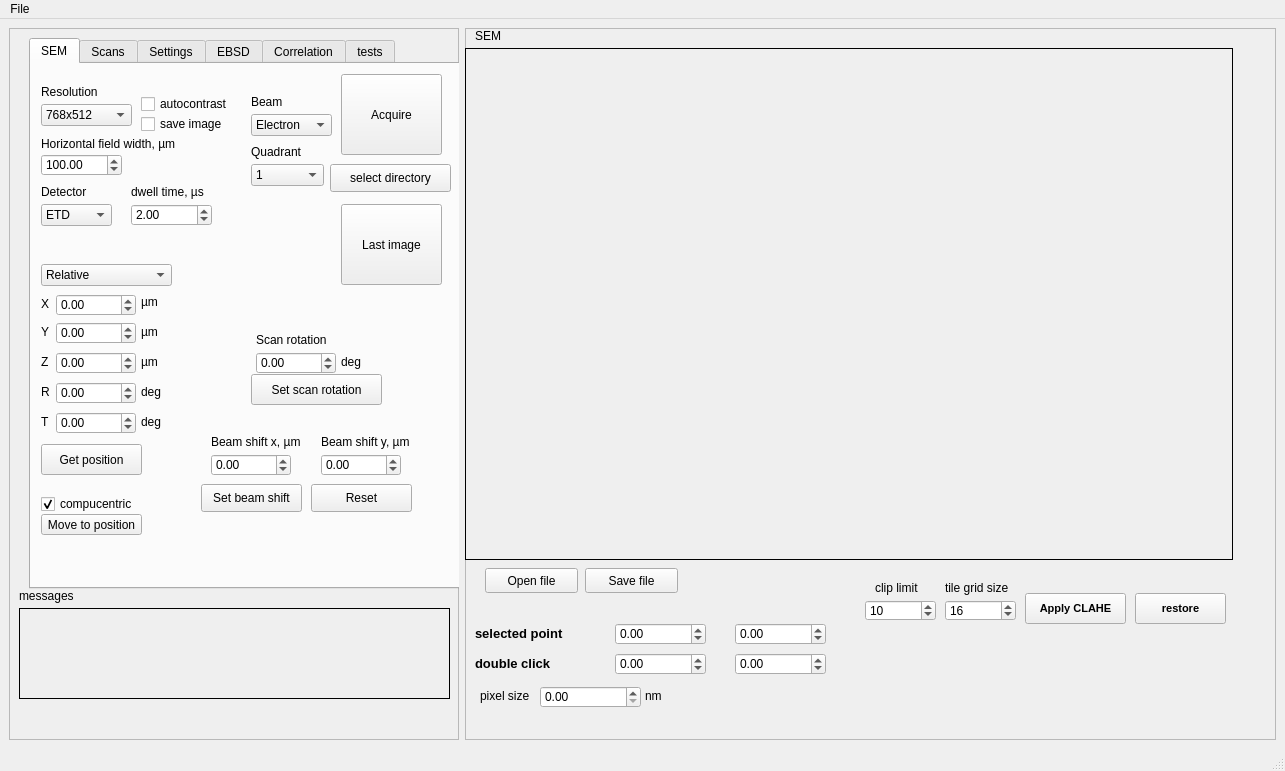
Old version of the form qtdesigner_files/main_gui.ui in the repository gorliks/EBSD_ECCI.
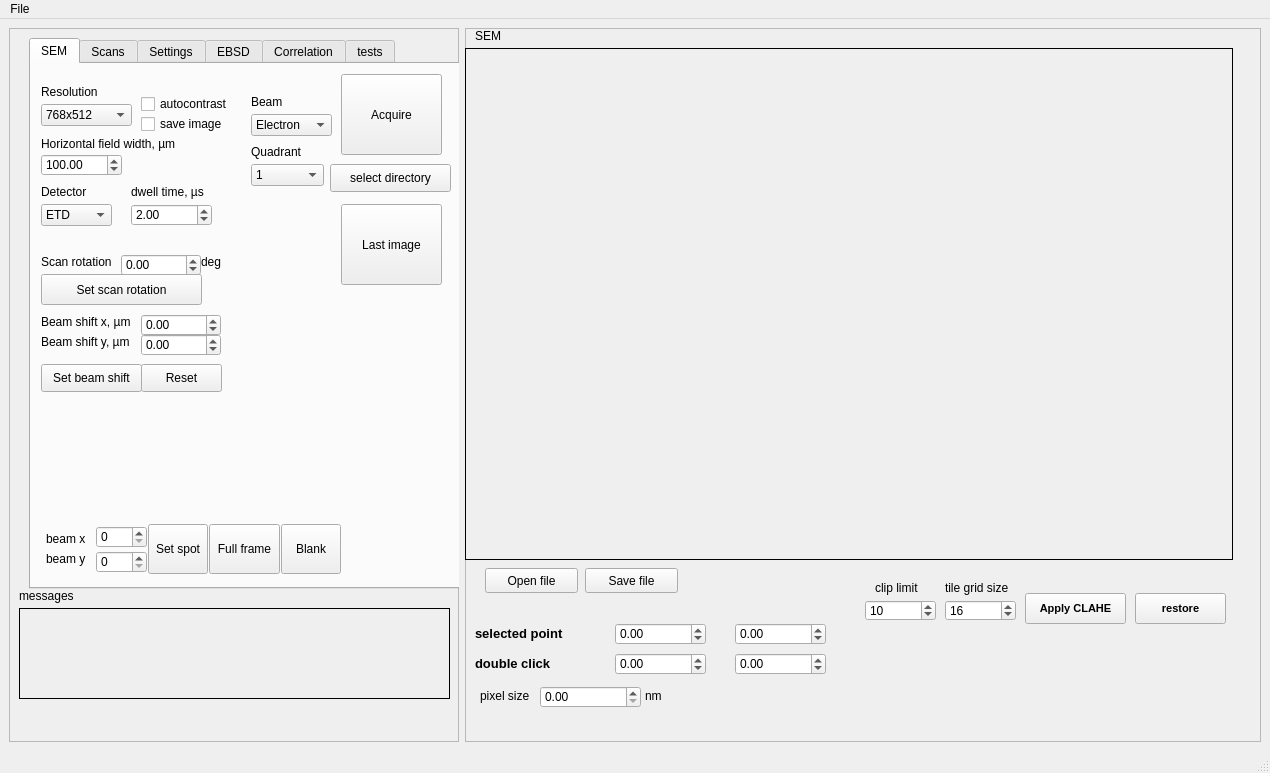
New version of the form. The open tabs and pages were chosen to show the change.

Commit message: bugs fixed, beam set point added

Diff of the .ui file:
```diff
--- a/qtdesigner_files/main_gui.ui
+++ b/qtdesigner_files/main_gui.ui
@@ -6,8 +6,8 @@
    <rect>
     <x>0</x>
     <y>0</y>
-    <width>1285</width>
-    <height>771</height>
+    <width>1270</width>
+    <height>773</height>
    </rect>
   </property>
   <property name="windowTitle">
@@ -412,291 +412,11 @@
           <string>Quadrant</string>
          </property>
         </widget>
-        <widget class="QPushButton" name="pushButton_move_stage">
-         <property name="geometry">
-          <rect>
-           <x>10</x>
-           <y>450</y>
-           <width>101</width>
-           <height>21</height>
-          </rect>
-         </property>
-         <property name="text">
-          <string>Move to position</string>
-         </property>
-        </widget>
-        <widget class="QDoubleSpinBox" name="doubleSpinBox_stage_z">
-         <property name="geometry">
-          <rect>
-           <x>25</x>
-           <y>288</y>
-           <width>80</width>
-           <height>22</height>
-          </rect>
-         </property>
-         <property name="minimum">
-          <double>-100000.000000000000000</double>
-         </property>
-         <property name="maximum">
-          <double>100000.000000000000000</double>
-         </property>
-        </widget>
-        <widget class="QDoubleSpinBox" name="doubleSpinBox_stage_t">
-         <property name="geometry">
-          <rect>
-           <x>25</x>
-           <y>348</y>
-           <width>80</width>
-           <height>22</height>
-          </rect>
-         </property>
-         <property name="minimum">
-          <double>-100000.000000000000000</double>
-         </property>
-         <property name="maximum">
-          <double>360.000000000000000</double>
-         </property>
-        </widget>
-        <widget class="QLabel" name="label_26">
-         <property name="geometry">
-          <rect>
-           <x>10</x>
-           <y>320</y>
-           <width>21</width>
-           <height>16</height>
-          </rect>
-         </property>
-         <property name="text">
-          <string>R</string>
-         </property>
-        </widget>
-        <widget class="QDoubleSpinBox" name="doubleSpinBox_stage_y">
-         <property name="geometry">
-          <rect>
-           <x>25</x>
-           <y>258</y>
-           <width>80</width>
-           <height>22</height>
-          </rect>
-         </property>
-         <property name="minimum">
-          <double>-100000.000000000000000</double>
-         </property>
-         <property name="maximum">
-          <double>100000.000000000000000</double>
-         </property>
-         <property name="value">
-          <double>0.000000000000000</double>
-         </property>
-        </widget>
-        <widget class="QDoubleSpinBox" name="doubleSpinBox_stage_x">
-         <property name="geometry">
-          <rect>
-           <x>25</x>
-           <y>230</y>
-           <width>80</width>
-           <height>22</height>
-          </rect>
-         </property>
-         <property name="minimum">
-          <double>-100000.000000000000000</double>
-         </property>
-         <property name="maximum">
-          <double>100000.000000000000000</double>
-         </property>
-        </widget>
-        <widget class="QLabel" name="label_25">
-         <property name="geometry">
-          <rect>
-           <x>10</x>
-           <y>290</y>
-           <width>21</width>
-           <height>16</height>
-          </rect>
-         </property>
-         <property name="text">
-          <string>Z</string>
-         </property>
-        </widget>
-        <widget class="QLabel" name="label_27">
-         <property name="geometry">
-          <rect>
-           <x>10</x>
-           <y>350</y>
-           <width>21</width>
-           <height>16</height>
-          </rect>
-         </property>
-         <property name="text">
-          <string>T</string>
-         </property>
-        </widget>
-        <widget class="QLabel" name="label_23">
-         <property name="geometry">
-          <rect>
-           <x>10</x>
-           <y>232</y>
-           <width>21</width>
-           <height>16</height>
-          </rect>
-         </property>
-         <property name="text">
-          <string>X</string>
-         </property>
-        </widget>
-        <widget class="QLabel" name="label_24">
-         <property name="geometry">
-          <rect>
-           <x>10</x>
-           <y>260</y>
-           <width>21</width>
-           <height>16</height>
-          </rect>
-         </property>
-         <property name="text">
-          <string>Y</string>
-         </property>
-        </widget>
-        <widget class="QDoubleSpinBox" name="doubleSpinBox_stage_r">
-         <property name="geometry">
-          <rect>
-           <x>25</x>
-           <y>318</y>
-           <width>80</width>
-           <height>22</height>
-          </rect>
-         </property>
-         <property name="minimum">
-          <double>-100000.000000000000000</double>
-         </property>
-         <property name="maximum">
-          <double>100000.000000000000000</double>
-         </property>
-        </widget>
-        <widget class="QPushButton" name="pushButton_update_stage_position">
-         <property name="geometry">
-          <rect>
-           <x>10</x>
-           <y>380</y>
-           <width>101</width>
-           <height>31</height>
-          </rect>
-         </property>
-         <property name="text">
-          <string>Get position</string>
-         </property>
-        </widget>
-        <widget class="QComboBox" name="comboBox_move_type">
-         <property name="geometry">
-          <rect>
-           <x>10</x>
-           <y>200</y>
-           <width>131</width>
-           <height>22</height>
-          </rect>
-         </property>
-         <item>
-          <property name="text">
-           <string>Relative</string>
-          </property>
-         </item>
-         <item>
-          <property name="text">
-           <string>Absolute</string>
-          </property>
-         </item>
-         <item>
-          <property name="text">
-           <string>Raw coordinates</string>
-          </property>
-         </item>
-        </widget>
-        <widget class="QCheckBox" name="checkBox_compucentric">
-         <property name="geometry">
-          <rect>
-           <x>10</x>
-           <y>430</y>
-           <width>111</width>
-           <height>20</height>
-          </rect>
-         </property>
-         <property name="text">
-          <string>compucentric</string>
-         </property>
-         <property name="checked">
-          <bool>true</bool>
-         </property>
-        </widget>
-        <widget class="QLabel" name="label_9">
-         <property name="geometry">
-          <rect>
-           <x>110</x>
-           <y>350</y>
-           <width>31</width>
-           <height>16</height>
-          </rect>
-         </property>
-         <property name="text">
-          <string>deg</string>
-         </property>
-        </widget>
-        <widget class="QLabel" name="label_35">
-         <property name="geometry">
-          <rect>
-           <x>110</x>
-           <y>320</y>
-           <width>31</width>
-           <height>16</height>
-          </rect>
-         </property>
-         <property name="text">
-          <string>deg</string>
-         </property>
-        </widget>
-        <widget class="QLabel" name="label_36">
-         <property name="geometry">
-          <rect>
-           <x>110</x>
-           <y>290</y>
-           <width>31</width>
-           <height>16</height>
-          </rect>
-         </property>
-         <property name="text">
-          <string>µm</string>
-         </property>
-        </widget>
-        <widget class="QLabel" name="label_49">
-         <property name="geometry">
-          <rect>
-           <x>110</x>
-           <y>260</y>
-           <width>31</width>
-           <height>16</height>
-          </rect>
-         </property>
-         <property name="text">
-          <string>µm</string>
-         </property>
-        </widget>
-        <widget class="QLabel" name="label_50">
-         <property name="geometry">
-          <rect>
-           <x>110</x>
-           <y>230</y>
-           <width>31</width>
-           <height>16</height>
-          </rect>
-         </property>
-         <property name="text">
-          <string>µm</string>
-         </property>
-        </widget>
         <widget class="QLabel" name="label_51">
          <property name="geometry">
           <rect>
-           <x>225</x>
-           <y>268</y>
+           <x>10</x>
+           <y>190</y>
            <width>81</width>
            <height>16</height>
           </rect>
@@ -708,8 +428,8 @@
         <widget class="QLabel" name="label_52">
          <property name="geometry">
           <rect>
-           <x>310</x>
-           <y>290</y>
+           <x>170</x>
+           <y>190</y>
            <width>31</width>
            <height>16</height>
           </rect>
@@ -721,8 +441,8 @@
         <widget class="QDoubleSpinBox" name="doubleSpinBox_scan_rotation">
          <property name="geometry">
           <rect>
-           <x>225</x>
-           <y>288</y>
+           <x>90</x>
+           <y>190</y>
            <width>80</width>
            <height>22</height>
           </rect>
@@ -737,9 +457,9 @@
         <widget class="QPushButton" name="pushButton_set_scan_rotation">
          <property name="geometry">
           <rect>
-           <x>220</x>
-           <y>310</y>
-           <width>131</width>
+           <x>10</x>
+           <y>210</y>
+           <width>161</width>
            <height>31</height>
           </rect>
          </property>
@@ -750,8 +470,8 @@
         <widget class="QLabel" name="label_30">
          <property name="geometry">
           <rect>
-           <x>290</x>
-           <y>370</y>
+           <x>10</x>
+           <y>270</y>
            <width>101</width>
            <height>16</height>
           </rect>
@@ -763,8 +483,8 @@
         <widget class="QDoubleSpinBox" name="doubleSpinBox_beam_shift_y">
          <property name="geometry">
           <rect>
-           <x>290</x>
-           <y>390</y>
+           <x>110</x>
+           <y>270</y>
            <width>80</width>
            <height>22</height>
           </rect>
@@ -779,8 +499,8 @@
         <widget class="QDoubleSpinBox" name="doubleSpinBox_beam_shift_x">
          <property name="geometry">
           <rect>
-           <x>180</x>
-           <y>390</y>
+           <x>110</x>
+           <y>250</y>
            <width>80</width>
            <height>22</height>
           </rect>
@@ -795,8 +515,8 @@
         <widget class="QLabel" name="label_22">
          <property name="geometry">
           <rect>
-           <x>180</x>
-           <y>370</y>
+           <x>10</x>
+           <y>250</y>
            <width>101</width>
            <height>16</height>
           </rect>
@@ -808,8 +528,8 @@
         <widget class="QPushButton" name="pushButton_set_beam_shift">
          <property name="geometry">
           <rect>
-           <x>170</x>
-           <y>420</y>
+           <x>10</x>
+           <y>300</y>
            <width>101</width>
            <height>28</height>
           </rect>
@@ -821,9 +541,9 @@
         <widget class="QPushButton" name="pushButton_reset_beam_shift">
          <property name="geometry">
           <rect>
-           <x>280</x>
-           <y>420</y>
-           <width>101</width>
+           <x>110</x>
+           <y>300</y>
+           <width>81</width>
            <height>28</height>
           </rect>
          </property>
@@ -831,6 +551,111 @@
           <string>Reset</string>
          </property>
         </widget>
+        <widget class="QSpinBox" name="spinBox_beam_x">
+         <property name="geometry">
+          <rect>
+           <x>65</x>
+           <y>462</y>
+           <width>51</width>
+           <height>22</height>
+          </rect>
+         </property>
+         <property name="maximum">
+          <number>5000</number>
+         </property>
+         <property name="value">
+          <number>0</number>
+         </property>
+        </widget>
+        <widget class="QLabel" name="label_33">
+         <property name="geometry">
+          <rect>
+           <x>15</x>
+           <y>467</y>
+           <width>51</width>
+           <height>16</height>
+          </rect>
+         </property>
+         <property name="text">
+          <string>beam x</string>
+         </property>
+        </widget>
+        <widget class="QLabel" name="label_38">
+         <property name="geometry">
+          <rect>
+           <x>15</x>
+           <y>487</y>
+           <width>51</width>
+           <height>16</height>
+          </rect>
+         </property>
+         <property name="text">
+          <string>beam y</string>
+         </property>
+        </widget>
+        <widget class="QSpinBox" name="spinBox_beam_y">
+         <property name="geometry">
+          <rect>
+           <x>65</x>
+           <y>487</y>
+           <width>51</width>
+           <height>22</height>
+          </rect>
+         </property>
+         <property name="maximum">
+          <number>5000</number>
+         </property>
+         <property name="value">
+          <number>0</number>
+         </property>
+        </widget>
+        <widget class="QPushButton" name="pushButton_set_beam_point">
+         <property name="geometry">
+          <rect>
+           <x>117</x>
+           <y>460</y>
+           <width>60</width>
+           <height>50</height>
+          </rect>
+         </property>
+         <property name="text">
+          <string>Set spot</string>
+         </property>
+        </widget>
+        <widget class="QPushButton" name="pushButton_beam_blank">
+         <property name="geometry">
+          <rect>
+           <x>250</x>
+           <y>460</y>
+           <width>60</width>
+           <height>50</height>
+          </rect>
+         </property>
+         <property name="contextMenuPolicy">
+          <enum>Qt::NoContextMenu</enum>
+         </property>
+         <property name="text">
+          <string>Blank</string>
+         </property>
+        </widget>
+        <widget class="QPushButton" name="pushButton_set_full_frame">
+         <property name="geometry">
+          <rect>
+           <x>178</x>
+           <y>460</y>
+           <width>71</width>
+           <height>50</height>
+          </rect>
+         </property>
+         <property name="font">
+          <font>
+           <stylestrategy>PreferDefault</stylestrategy>
+          </font>
+         </property>
+         <property name="text">
+          <string>Full frame</string>
+         </property>
+        </widget>
        </widget>
        <widget class="QWidget" name="Scans">
         <attribute name="title">
@@ -1853,6 +1678,286 @@
           <string>192.168.0.1</string>
          </property>
         </widget>
+        <widget class="QPushButton" name="pushButton_move_stage">
+         <property name="geometry">
+          <rect>
+           <x>270</x>
+           <y>330</y>
+           <width>101</width>
+           <height>21</height>
+          </rect>
+         </property>
+         <property name="text">
+          <string>Move to position</string>
+         </property>
+        </widget>
+        <widget class="QLabel" name="label_50">
+         <property name="geometry">
+          <rect>
+           <x>370</x>
+           <y>110</y>
+           <width>31</width>
+           <height>16</height>
+          </rect>
+         </property>
+         <property name="text">
+          <string>µm</string>
+         </property>
+        </widget>
+        <widget class="QLabel" name="label_49">
+         <property name="geometry">
+          <rect>
+           <x>370</x>
+           <y>140</y>
+           <width>31</width>
+           <height>16</height>
+          </rect>
+         </property>
+         <property name="text">
+          <string>µm</string>
+         </property>
+        </widget>
+        <widget class="QLabel" name="label_9">
+         <property name="geometry">
+          <rect>
+           <x>370</x>
+           <y>230</y>
+           <width>31</width>
+           <height>16</height>
+          </rect>
+         </property>
+         <property name="text">
+          <string>deg</string>
+         </property>
+        </widget>
+        <widget class="QLabel" name="label_26">
+         <property name="geometry">
+          <rect>
+           <x>270</x>
+           <y>200</y>
+           <width>21</width>
+           <height>16</height>
+          </rect>
+         </property>
+         <property name="text">
+          <string>R</string>
+         </property>
+        </widget>
+        <widget class="QDoubleSpinBox" name="doubleSpinBox_stage_z">
+         <property name="geometry">
+          <rect>
+           <x>285</x>
+           <y>168</y>
+           <width>80</width>
+           <height>22</height>
+          </rect>
+         </property>
+         <property name="minimum">
+          <double>-100000.000000000000000</double>
+         </property>
+         <property name="maximum">
+          <double>100000.000000000000000</double>
+         </property>
+        </widget>
+        <widget class="QLabel" name="label_25">
+         <property name="geometry">
+          <rect>
+           <x>270</x>
+           <y>170</y>
+           <width>21</width>
+           <height>16</height>
+          </rect>
+         </property>
+         <property name="text">
+          <string>Z</string>
+         </property>
+        </widget>
+        <widget class="QLabel" name="label_27">
+         <property name="geometry">
+          <rect>
+           <x>270</x>
+           <y>230</y>
+           <width>21</width>
+           <height>16</height>
+          </rect>
+         </property>
+         <property name="text">
+          <string>T</string>
+         </property>
+        </widget>
+        <widget class="QDoubleSpinBox" name="doubleSpinBox_stage_y">
+         <property name="geometry">
+          <rect>
+           <x>285</x>
+           <y>138</y>
+           <width>80</width>
+           <height>22</height>
+          </rect>
+         </property>
+         <property name="minimum">
+          <double>-100000.000000000000000</double>
+         </property>
+         <property name="maximum">
+          <double>100000.000000000000000</double>
+         </property>
+         <property name="value">
+          <double>0.000000000000000</double>
+         </property>
+        </widget>
+        <widget class="QLabel" name="label_35">
+         <property name="geometry">
+          <rect>
+           <x>370</x>
+           <y>200</y>
+           <width>31</width>
+           <height>16</height>
+          </rect>
+         </property>
+         <property name="text">
+          <string>deg</string>
+         </property>
+        </widget>
+        <widget class="QDoubleSpinBox" name="doubleSpinBox_stage_x">
+         <property name="geometry">
+          <rect>
+           <x>285</x>
+           <y>110</y>
+           <width>80</width>
+           <height>22</height>
+          </rect>
+         </property>
+         <property name="minimum">
+          <double>-100000.000000000000000</double>
+         </property>
+         <property name="maximum">
+          <double>100000.000000000000000</double>
+         </property>
+        </widget>
+        <widget class="QCheckBox" name="checkBox_compucentric">
+         <property name="geometry">
+          <rect>
+           <x>270</x>
+           <y>310</y>
+           <width>111</width>
+           <height>20</height>
+          </rect>
+         </property>
+         <property name="text">
+          <string>compucentric</string>
+         </property>
+         <property name="checked">
+          <bool>true</bool>
+         </property>
+        </widget>
+        <widget class="QDoubleSpinBox" name="doubleSpinBox_stage_t">
+         <property name="geometry">
+          <rect>
+           <x>285</x>
+           <y>228</y>
+           <width>80</width>
+           <height>22</height>
+          </rect>
+         </property>
+         <property name="minimum">
+          <double>-100000.000000000000000</double>
+         </property>
+         <property name="maximum">
+          <double>360.000000000000000</double>
+         </property>
+        </widget>
+        <widget class="QPushButton" name="pushButton_update_stage_position">
+         <property name="geometry">
+          <rect>
+           <x>270</x>
+           <y>260</y>
+           <width>101</width>
+           <height>31</height>
+          </rect>
+         </property>
+         <property name="text">
+          <string>Get position</string>
+         </property>
+        </widget>
+        <widget class="QLabel" name="label_36">
+         <property name="geometry">
+          <rect>
+           <x>370</x>
+           <y>170</y>
+           <width>31</width>
+           <height>16</height>
+          </rect>
+         </property>
+         <property name="text">
+          <string>µm</string>
+         </property>
+        </widget>
+        <widget class="QLabel" name="label_24">
+         <property name="geometry">
+          <rect>
+           <x>270</x>
+           <y>140</y>
+           <width>21</width>
+           <height>16</height>
+          </rect>
+         </property>
+         <property name="text">
+          <string>Y</string>
+         </property>
+        </widget>
+        <widget class="QComboBox" name="comboBox_move_type">
+         <property name="geometry">
+          <rect>
+           <x>270</x>
+           <y>80</y>
+           <width>131</width>
+           <height>22</height>
+          </rect>
+         </property>
+         <item>
+          <property name="text">
+           <string>Relative</string>
+          </property>
+         </item>
+         <item>
+          <property name="text">
+           <string>Absolute</string>
+          </property>
+         </item>
+         <item>
+          <property name="text">
+           <string>Raw coordinates</string>
+          </property>
+         </item>
+        </widget>
+        <widget class="QDoubleSpinBox" name="doubleSpinBox_stage_r">
+         <property name="geometry">
+          <rect>
+           <x>285</x>
+           <y>198</y>
+           <width>80</width>
+           <height>22</height>
+          </rect>
+         </property>
+         <property name="minimum">
+          <double>-100000.000000000000000</double>
+         </property>
+         <property name="maximum">
+          <double>100000.000000000000000</double>
+         </property>
+        </widget>
+        <widget class="QLabel" name="label_23">
+         <property name="geometry">
+          <rect>
+           <x>270</x>
+           <y>112</y>
+           <width>21</width>
+           <height>16</height>
+          </rect>
+         </property>
+         <property name="text">
+          <string>X</string>
+         </property>
+        </widget>
        </widget>
        <widget class="QWidget" name="tab_3">
         <attribute name="title">
@@ -2810,7 +2915,7 @@
     <rect>
      <x>0</x>
      <y>0</y>
-     <width>1285</width>
+     <width>1270</width>
      <height>26</height>
     </rect>
    </property>
```
Left out of the diff: 2 changed lines with no effect on the pictures. The commit also changes 4 other files.
